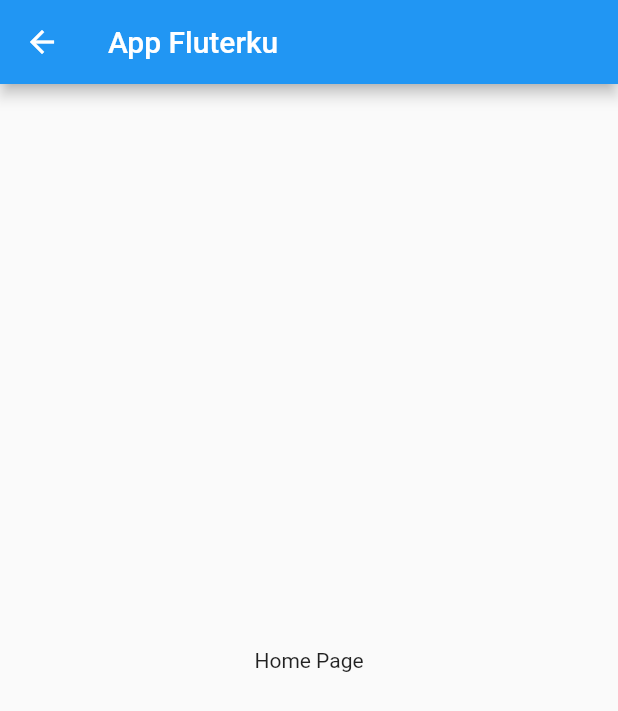
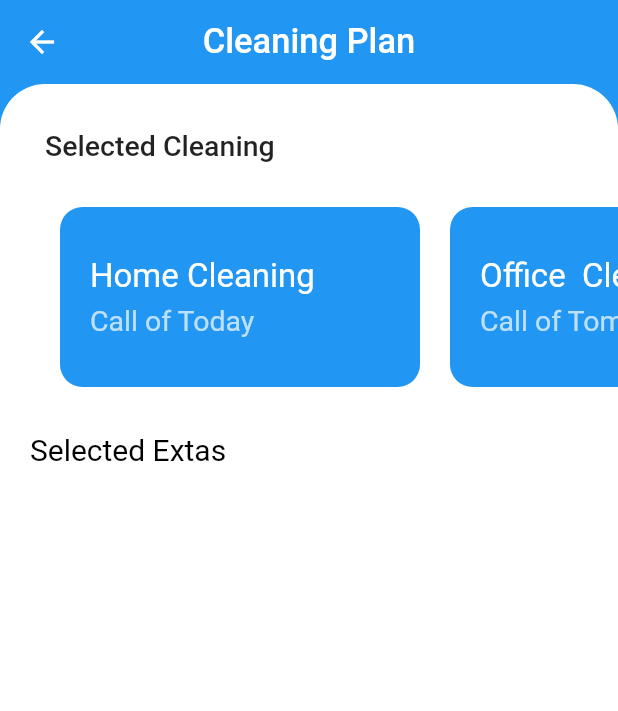
Before and after one commit to rizkotz/restoran, a Flutter app: the HomePage screen opened directly, on a phone screen of 412 x 824 dp. Shown: the top 711 px of the screen. Run offline on Flutter 3.47's test engine with Material 2 defaults, Android fonts, the phone set to English and light mode, and no system bars.

Commit message:
kelanjutan Page view

```diff
--- a/lib/home/home_view.dart
+++ b/lib/home/home_view.dart
@@ -1,15 +1,142 @@
+// ignore_for_file: deprecated_member_use, unused_element
+
 import 'package:flutter/material.dart';
 
 class HomePage extends StatelessWidget {
-  const HomePage({Key? key}) : super(key: key);
+  Widget _selectedCleaning({
+    required Color color,
+    required String tittle,
+    required String subtittle,
+  }) {
+    return Container(
+      margin: EdgeInsets.symmetric(horizontal: 10.0),
+      padding: EdgeInsets.only(left: 20),
+      height: 120,
+      width: 240,
+      decoration: BoxDecoration(
+        color: color,
+        borderRadius: BorderRadius.circular(15.0),
+      ),
+      child: Column(
+        crossAxisAlignment: CrossAxisAlignment.start,
+        mainAxisAlignment: MainAxisAlignment.center,
+        children: [
+          Text(
+            tittle,
+            style: TextStyle(
+              fontSize: 22,
+              color: Colors.white,
+            ),
+          ),
+          SizedBox(
+            height: 5,
+          ),
+          Text(
+            subtittle,
+            style: TextStyle(
+              fontSize: 19,
+              color: Colors.white70,
+            ),
+          )
+        ],
+      ),
+    );
+  }
+
   @override
   Widget build(BuildContext context) {
     return Scaffold(
+      backgroundColor: Theme.of(context).accentColor,
       appBar: AppBar(
-        title: Text('App Fluterku'),
+        elevation: 0.0,
+        backgroundColor: Theme.of(context).accentColor,
+        title: Text(
+          "Cleaning Plan",
+          style: TextStyle(
+            fontSize: 23,
+          ),
+        ),
+        centerTitle: true,
       ),
-      body: Center(
-        child: Text('Home Page'),
+      body: Container(
+        child: Container(
+          height: 800,
+          width: double.infinity,
+          decoration: BoxDecoration(
+            color: Colors.white,
+            borderRadius: BorderRadius.only(
+              topLeft: Radius.circular(30),
+              topRight: Radius.circular(30),
+            ),
+          ),
+          child: ListView(
+            children: [
+              Padding(
+                padding: const EdgeInsets.only(top: 30, left: 30),
+                child: Text(
+                  "Selected Cleaning",
+                  style: TextStyle(
+                    fontSize: 19,
+                    color: Colors.black87,
+                    fontWeight: FontWeight.w500,
+                  ),
+                ),
+              ),
+              SingleChildScrollView(
+                scrollDirection: Axis.horizontal,
+                child: Padding(
+                  padding: EdgeInsets.only(
+                    left: 30,
+                    top: 30,
+                  ),
+                  child: Row(
+                    children: [
+                      _selectedCleaning(
+                        color: Theme.of(context).accentColor,
+                        subtittle: "Call of Today",
+                        tittle: 'Home Cleaning',
+                      ),
+                      _selectedCleaning(
+                        color: Theme.of(context).accentColor,
+                        subtittle: "Call of Tomorrow",
+                        tittle: 'Office  Cleaning',
+                      )
+                    ],
+                  ),
+                ),
+              ),
+              Container(
+                  padding: EdgeInsets.symmetric(
+                    horizontal: 20,
+                    vertical: 30,
+                  ),
+                  child: Column(
+                    crossAxisAlignment: CrossAxisAlignment.start,
+                    children: [
+                      Text(
+                        'Selected Extas',
+                        style: TextStyle(fontSize: 20, color: Colors.black),
+                      ),
+                      Padding(
+                        padding: EdgeInsets.only(top: 20),
+                        child: Container(
+                          height: 300,
+                          child: GridView.count(
+                            crossAxisCount: 2,
+                            crossAxisSpacing: 12,
+                            mainAxisSpacing: 8,
+                            childAspectRatio: 1.30,
+                            children: [
+                              ///
+                            ],
+                          ),
+                        ),
+                      ),
+                    ],
+                  )),
+            ],
+          ),
+        ),
       ),
     );
   }
```
